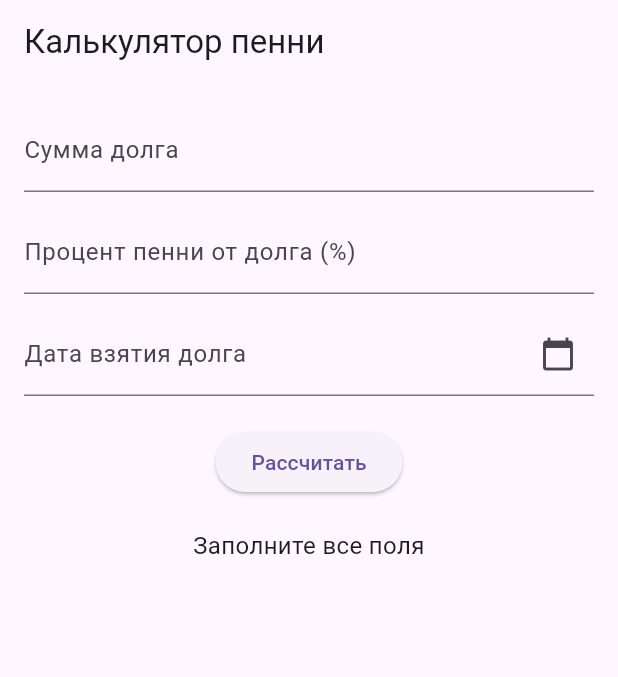
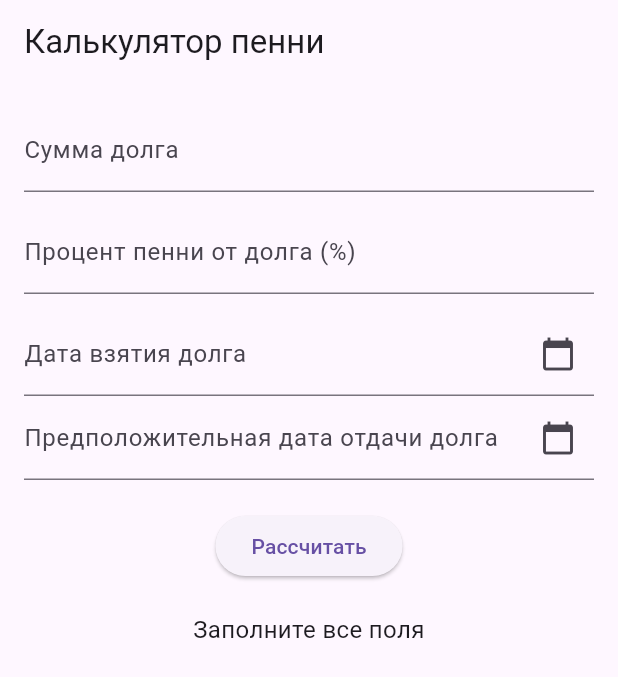
Before and after one commit to foxvirusMagister/debtCalculator, a Flutter app: the screen it shows after launch, after a tap on "Рассчитать", on a phone screen of 412 x 824 dp. Shown: the top 677 px of the screen. Run offline on Flutter 3.47's test engine with Material 3 defaults, Android fonts, the phone set to English and light mode, and no system bars.

Commit message:
добавил предположительную дату отдачи долга

```diff
--- a/lib/main.dart
+++ b/lib/main.dart
@@ -28,7 +28,9 @@ class _DebtCalculatorState extends State<DebtCalculator> {
   final debtController = TextEditingController();
   final percentController = TextEditingController();
   final dateController = TextEditingController();
+  final predDateController = TextEditingController();
   DateTime? selectedDate;
+  DateTime? selectedPredictedDate;
   String result = '';
 
   /// Открывает диалог выбора даты и записывает её в поле
@@ -46,6 +48,22 @@ class _DebtCalculatorState extends State<DebtCalculator> {
             '${picked.day.toString().padLeft(2, '0')}.'
             '${picked.month.toString().padLeft(2, '0')}.'
             '${picked.year}';
+      });
+    }
+  }
+
+  Future<void> _pickPredDate() async {
+    final picked = await showDatePicker(
+      context: context,
+      firstDate: DateTime(2000), lastDate: DateTime(2100));
+    if (picked != null)
+    {
+      setState(() {
+        selectedPredictedDate = picked;
+        predDateController.text =
+          '${picked.day.toString().padLeft(2, '0')}.'
+          '${picked.month.toString().padLeft(2, '0')}.'
+          '${picked.year}';
       });
     }
   }
@@ -70,15 +88,31 @@ class _DebtCalculatorState extends State<DebtCalculator> {
 
     final today = DateTime.now();
     final start = selectedDate!;
+    final predEnd = selectedPredictedDate!;
     if (start.isAfter(today)) {
       setState(() => result = 'Дата взятия долга не может быть в будущем');
       return;
     }
 
-    final days = today.difference(start).inDays;
+    if (predEnd.isAfter(today))
+    {
+      setState(() {
+        result = 'Еще не время отдавать долг, процентов нет';
+
+      });
+      return;
+    }
+
+    if (predEnd.isBefore(start))
+    {
+      setState(() => result = 'Вы не можете отдать долг до того как его взяли!');
+      return;
+    }
+
+    final days = today.difference(predEnd).inDays;
     if (days == 0) {
       setState(() {
-        result = 'Сегодня долг взят, пеней нет.\n'
+        result = 'пеней нет.\n'
             'Сумма долга: ${debt.toStringAsFixed(2)}';
       });
       return;
@@ -90,7 +124,7 @@ class _DebtCalculatorState extends State<DebtCalculator> {
     final penalty = total - debt;
 
     setState(() {
-      result = 'Прошло дней: $days\n'
+      result = 'Просроченно дней: $days\n'
           'Итоговая сумма долга: ${total.toStringAsFixed(2)}\n'
           'Начисленные пени: ${penalty.toStringAsFixed(2)}';
     });
@@ -101,6 +135,7 @@ class _DebtCalculatorState extends State<DebtCalculator> {
     debtController.dispose();
     percentController.dispose();
     dateController.dispose();
+    predDateController.dispose();
     super.dispose();
   }
 
@@ -133,6 +168,15 @@ class _DebtCalculatorState extends State<DebtCalculator> {
                 suffixIcon: Icon(Icons.calendar_today),
               ),
             ),
+            TextField(
+              controller: predDateController,
+              readOnly: true,
+              onTap: _pickPredDate,
+              decoration: const InputDecoration(
+                labelText: "Предположительная дата отдачи долга",
+                suffixIcon: Icon(Icons.calendar_today),
+              ),
+            ),
             const SizedBox(height: 20),
             ElevatedButton(
               onPressed: _calculate,
```
